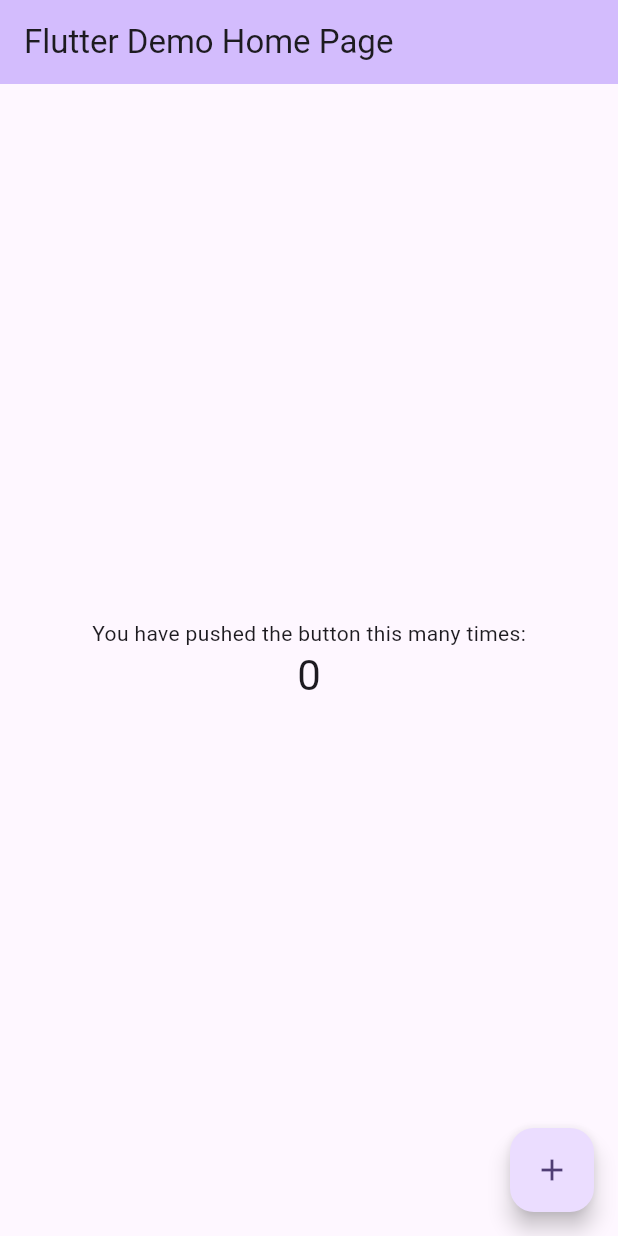
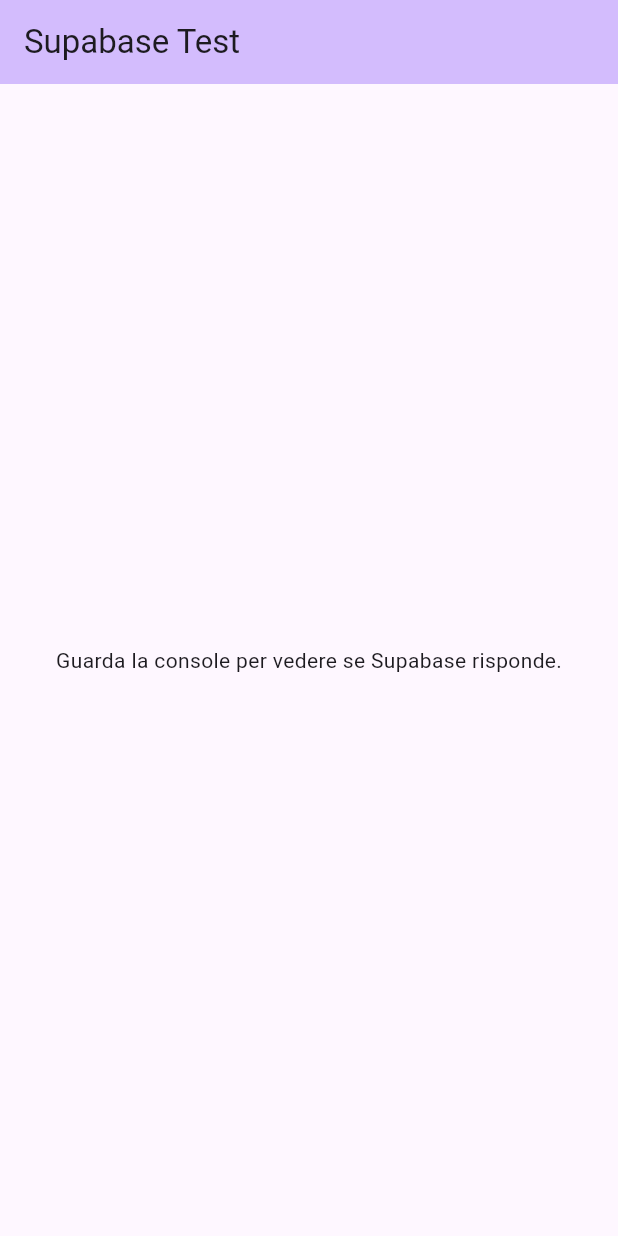
Before and after one commit to Leonardomoratti340/Supabase, a Flutter app: the screen it shows after launch, on a phone screen of 412 x 824 dp. Run offline on Flutter 3.47's test engine with Material 3 defaults, Android fonts, the light colour scheme and no system bars; our stand-ins replace flutter_dotenv, supabase_flutter; accounts and stored records are empty.

Commit message:
Configurato corretamente supabase

```diff
--- a/lib/main.dart
+++ b/lib/main.dart
@@ -1,57 +1,36 @@
 import 'package:flutter/material.dart';
 import 'package:supabase_flutter/supabase_flutter.dart';
 
+final supabase = Supabase.instance.client;
+
 Future<void> main() async {
+  WidgetsFlutterBinding.ensureInitialized();
+
   await Supabase.initialize(
     url: 'https://rcmtaxkojastwhqejung.supabase.co',
     anonKey: 'sb_publishable_amk03t4RORVrTaOCz9l6Dg_NGFouXMq',
   );
-  runApp(MyApp());
+
+  runApp(const MyApp());
 }
 
 class MyApp extends StatelessWidget {
   const MyApp({super.key});
 
-  // This widget is the root of your application.
   @override
   Widget build(BuildContext context) {
     return MaterialApp(
-      title: 'Flutter Demo',
+      title: 'Supabase App',
       theme: ThemeData(
-        // This is the theme of your application.
-        //
-        // TRY THIS: Try running your application with "flutter run". You'll see
-        // the application has a purple toolbar. Then, without quitting the app,
-        // try changing the seedColor in the colorScheme below to Colors.green
-        // and then invoke "hot reload" (save your changes or press the "hot
-        // reload" button in a Flutter-supported IDE, or press "r" if you used
-        // the command line to start the app).
-        //
-        // Notice that the counter didn't reset back to zero; the application
-        // state is not lost during the reload. To reset the state, use hot
-        // restart instead.
-        //
-        // This works for code too, not just values: Most code changes can be
-        // tested with just a hot reload.
-        colorScheme: .fromSeed(seedColor: Colors.deepPurple),
+        colorScheme: ColorScheme.fromSeed(seedColor: Colors.deepPurple),
       ),
-      home: const MyHomePage(title: 'Flutter Demo Home Page'),
+      home: const MyHomePage(title: 'Supabase Test'),
     );
   }
 }
 
 class MyHomePage extends StatefulWidget {
   const MyHomePage({super.key, required this.title});
-
-  // This widget is the home page of your application. It is stateful, meaning
-  // that it has a State object (defined below) that contains fields that affect
-  // how it looks.
-
-  // This class is the configuration for the state. It holds the values (in this
-  // case the title) provided by the parent (in this case the App widget) and
-  // used by the build method of the State. Fields in a Widget subclass are
-  // always marked "final".
-
   final String title;
 
   @override
@@ -59,68 +38,29 @@
 }
 
 class _MyHomePageState extends State<MyHomePage> {
-  int _counter = 0;
+  Future<void> _fetchData() async {
+    try {
+      print("Supabase è connesso e pronto!");
+    } catch (e) {
+      print("Errore: $e");
+    }
+  }
 
-  void _incrementCounter() {
-    setState(() {
-      // This call to setState tells the Flutter framework that something has
-      // changed in this State, which causes it to rerun the build method below
-      // so that the display can reflect the updated values. If we changed
-      // _counter without calling setState(), then the build method would not be
-      // called again, and so nothing would appear to happen.
-      _counter++;
-    });
+  @override
+  void initState() {
+    super.initState();
+    _fetchData();
   }
 
   @override
   Widget build(BuildContext context) {
-    // This method is rerun every time setState is called, for instance as done
-    // by the _incrementCounter method above.
-    //
-    // The Flutter framework has been optimized to make rerunning build methods
-    // fast, so that you can just rebuild anything that needs updating rather
-    // than having to individually change instances of widgets.
     return Scaffold(
       appBar: AppBar(
-        // TRY THIS: Try changing the color here to a specific color (to
-        // Colors.amber, perhaps?) and trigger a hot reload to see the AppBar
-        // change color while the other colors stay the same.
         backgroundColor: Theme.of(context).colorScheme.inversePrimary,
-        // Here we take the value from the MyHomePage object that was created by
-        // the App.build method, and use it to set our appbar title.
         title: Text(widget.title),
       ),
-      body: Center(
-        // Center is a layout widget. It takes a single child and positions it
-        // in the middle of the parent.
-        child: Column(
-          // Column is also a layout widget. It takes a list of children and
-          // arranges them vertically. By default, it sizes itself to fit its
-          // children horizontally, and tries to be as tall as its parent.
-          //
-          // Column has various properties to control how it sizes itself and
-          // how it positions its children. Here we use mainAxisAlignment to
-          // center the children vertically; the main axis here is the vertical
-          // axis because Columns are vertical (the cross axis would be
-          // horizontal).
-          //
-          // TRY THIS: Invoke "debug painting" (choose the "Toggle Debug Paint"
-          // action in the IDE, or press "p" in the console), to see the
-          // wireframe for each widget.
-          mainAxisAlignment: .center,
-          children: [
-            const Text('You have pushed the button this many times:'),
-            Text(
-              '$_counter',
-              style: Theme.of(context).textTheme.headlineMedium,
-            ),
-          ],
-        ),
-      ),
-      floatingActionButton: FloatingActionButton(
-        onPressed: _incrementCounter,
-        tooltip: 'Increment',
-        child: const Icon(Icons.add),
+      body: const Center(
+        child: Text('Guarda la console per vedere se Supabase risponde.'),
       ),
     );
   }
```
